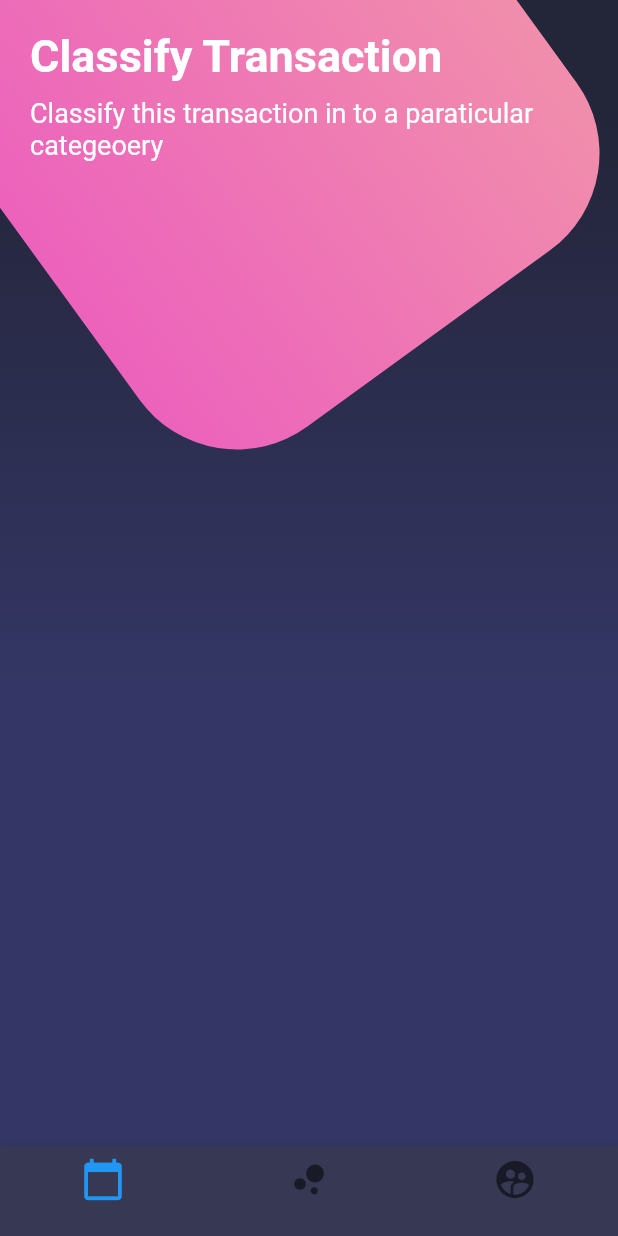
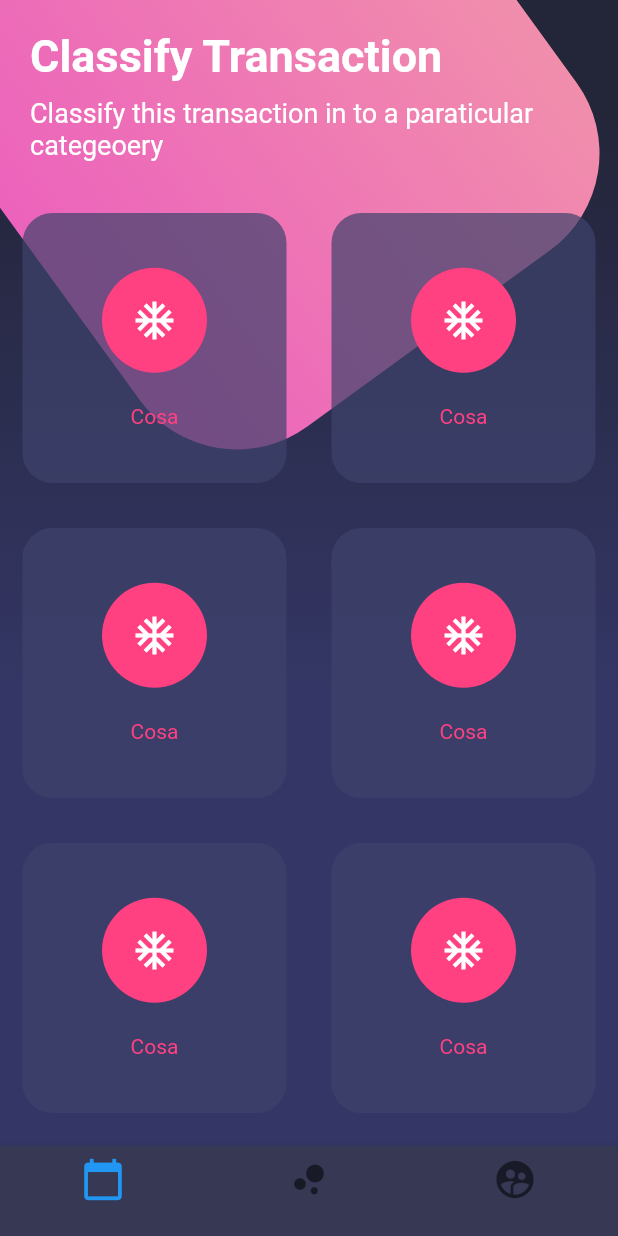
Before and after one commit to freddyarteaga/Designs, a Flutter app: the screen it shows after launch, on a phone screen of 412 x 824 dp. Run offline on Flutter 3.47's test engine with Material 2 defaults, Android fonts, the phone set to English and light mode, and no system bars.

Commit message:
Table y TableRow

```diff
--- a/lib/src/pages/botones_page.dart
+++ b/lib/src/pages/botones_page.dart
@@ -11,7 +11,7 @@ class BotonesPage extends StatelessWidget {
             _fondoApp(),
             SingleChildScrollView(
               child: Column(
-                children: <Widget>[_titulos()],
+                children: <Widget>[_titulos(), _botonesRedondeados()],
               ),
             )
           ],
@@ -107,4 +107,50 @@ class BotonesPage extends StatelessWidget {
       ),
     );
   }
+
+  Widget _botonesRedondeados() {
+    return Table(
+      children: [
+        TableRow(children: [
+          _crearBotonRedondeado(),
+          _crearBotonRedondeado(),
+        ]),
+        TableRow(children: [
+          _crearBotonRedondeado(),
+          _crearBotonRedondeado(),
+        ]),
+        TableRow(children: [
+          _crearBotonRedondeado(),
+          _crearBotonRedondeado(),
+        ]),
+        TableRow(children: [
+          _crearBotonRedondeado(),
+          _crearBotonRedondeado(),
+        ])
+      ],
+    );
+  }
 }
+
+Widget _crearBotonRedondeado() {
+  return Container(
+    height: 180.0,
+    margin: EdgeInsets.all(15.0),
+    decoration: BoxDecoration(
+        color: Color.fromRGBO(62, 66, 107, 0.7),
+        borderRadius: BorderRadius.circular(20.0)),
+    child: Column(
+      mainAxisAlignment: MainAxisAlignment.spaceAround,
+      children: [
+        SizedBox(height: 5.0),
+        CircleAvatar(
+            backgroundColor: Colors.pinkAccent,
+            radius: 35.0,
+            child:
+                Icon(Icons.ac_unit_outlined, color: Colors.white, size: 30.0)),
+        Text('Cosa', style: TextStyle(color: Colors.pinkAccent)),
+        SizedBox(height: 5.0),
+      ],
+    ),
+  );
+}
```
